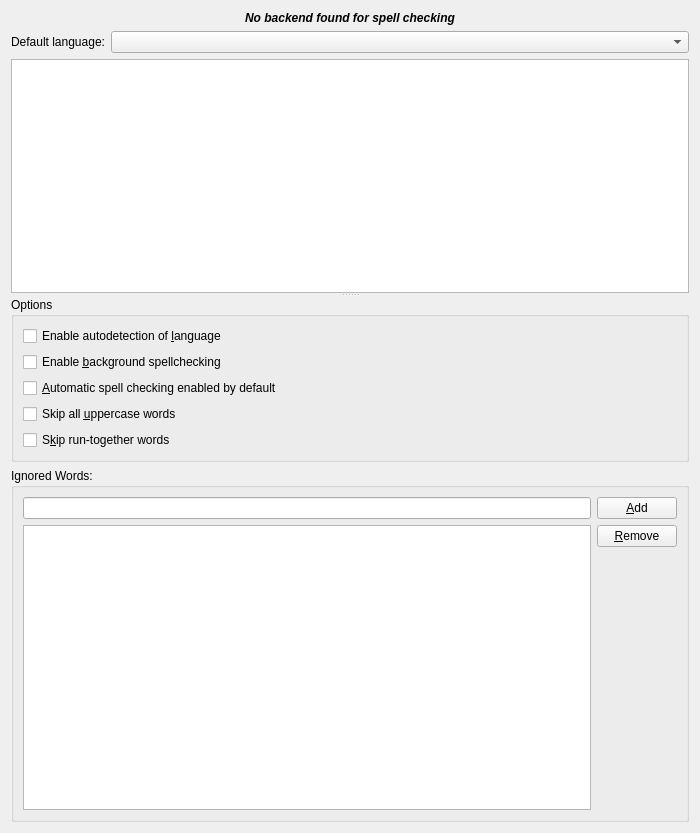
KDE/sonnet, file src/ui/configui.ui: the form before one commit.
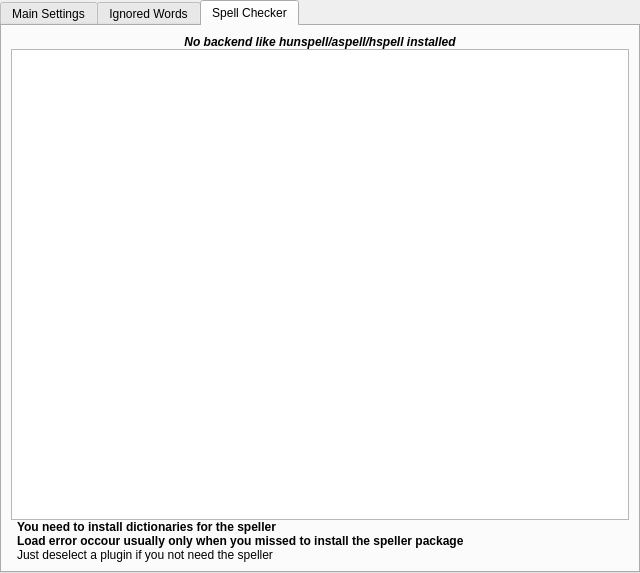
The form after the commit. The open tabs and pages were chosen to show the change. Icons and pictures are not drawn. Custom widgets are drawn as their Qt base class.

Commit message:
Give the user options not to load plugins and more info about spellers
- Split settings dialog into tabs
- Show info about available dictionaries per speller
- Give hints how to handle problems
- Move no-backend warning to plugin tab, tab is switched to if needed
- Show some info labels only when useful
- Use tr for traslation, is that OK?

            (not exact but now is a hint about missing dictionaries)

Patch:
```diff
--- a/src/ui/configui.ui
+++ b/src/ui/configui.ui
@@ -8,29 +8,34 @@
    <rect>
     <x>0</x>
     <y>0</y>
-    <width>700</width>
-    <height>833</height>
+    <width>640</width>
+    <height>573</height>
    </rect>
   </property>
+  <layout class="QVBoxLayout" name="verticalLayout_6">
+   <property name="leftMargin">
+    <number>0</number>
+   </property>
+   <property name="topMargin">
+    <number>0</number>
+   </property>
+   <property name="rightMargin">
+    <number>0</number>
+   </property>
+   <property name="bottomMargin">
+    <number>0</number>
+   </property>
+   <item>
+    <widget class="QTabWidget" name="m_tabWidget">
+     <property name="currentIndex">
+      <number>0</number>
+     </property>
+     <widget class="QWidget" name="mainPage" native="true">
+      <attribute name="title">
+       <string>Main Settings</string>
+      </attribute>
   <layout class="QGridLayout" name="gridLayout">
-   <item row="0" column="0" colspan="2">
-    <widget class="QLabel" name="nobackendfound">
-     <property name="font">
-      <font>
-       <weight>75</weight>
-       <italic>true</italic>
-       <bold>true</bold>
-      </font>
-     </property>
-     <property name="text">
-      <string>No backend found for spell checking</string>
-     </property>
-     <property name="alignment">
-      <set>Qt::AlignCenter</set>
-     </property>
-    </widget>
-   </item>
-   <item row="1" column="0">
+       <item row="0" column="0">
     <widget class="QLabel" name="textLabel1">
      <property name="text">
       <string>Default language:</string>
@@ -38,9 +43,12 @@
      <property name="alignment">
       <set>Qt::AlignRight|Qt::AlignTrailing|Qt::AlignVCenter</set>
      </property>
-    </widget>
-   </item>
-   <item row="1" column="1">
+         <property name="margin">
+          <number>6</number>
+         </property>
+        </widget>
+       </item>
+       <item row="0" column="1">
     <widget class="Sonnet::DictionaryComboBox" name="m_langCombo">
      <property name="sizePolicy">
       <sizepolicy hsizetype="Expanding" vsizetype="Fixed">
@@ -50,56 +58,57 @@
      </property>
     </widget>
    </item>
-   <item row="2" column="0" colspan="2">
-    <widget class="QSplitter" name="splitter">
-     <property name="orientation">
-      <enum>Qt::Vertical</enum>
-     </property>
-     <property name="childrenCollapsible">
-      <bool>true</bool>
-     </property>
+       <item row="1" column="0" colspan="2">
+        <widget class="QGroupBox" name="languageGroupBox">
+         <property name="title">
+          <string>Choose Preferred Languages</string>
+         </property>
+         <layout class="QVBoxLayout" name="verticalLayout_5">
+          <item>
      <widget class="QListWidget" name="languageList">
       <property name="toolTip">
        <string>Choose your preferred languages</string>
       </property>
      </widget>
-     <widget class="QWidget" name="layoutWidget">
-      <layout class="QVBoxLayout" name="verticalLayout_2">
-       <item>
-        <widget class="QGroupBox" name="groupBox1">
+          </item>
+         </layout>
+        </widget>
+       </item>
+       <item row="2" column="0" colspan="2">
+        <widget class="QGroupBox" name="optionsGroupBox">
          <property name="title">
           <string>Options</string>
          </property>
-         <layout class="QGridLayout">
-          <item row="2" column="0">
+         <layout class="QVBoxLayout" name="verticalLayout_4">
+          <item>
            <widget class="QCheckBox" name="kcfg_autodetectLanguage">
             <property name="text">
              <string>Enable autodetection of &amp;language</string>
             </property>
            </widget>
           </item>
-          <item row="3" column="0">
+          <item>
            <widget class="QCheckBox" name="kcfg_backgroundCheckerEnabled">
             <property name="text">
              <string>Enable &amp;background spellchecking</string>
             </property>
            </widget>
           </item>
-          <item row="4" column="0">
+          <item>
            <widget class="QCheckBox" name="kcfg_checkerEnabledByDefault">
             <property name="text">
              <string>&amp;Automatic spell checking enabled by default</string>
             </property>
            </widget>
           </item>
-          <item row="5" column="0">
+          <item>
            <widget class="QCheckBox" name="kcfg_skipUppercase">
             <property name="text">
              <string>Skip all &amp;uppercase words</string>
             </property>
            </widget>
           </item>
-          <item row="6" column="0">
+          <item>
            <widget class="QCheckBox" name="kcfg_skipRunTogether">
             <property name="text">
              <string>S&amp;kip run-together words</string>
@@ -109,17 +118,13 @@
          </layout>
         </widget>
        </item>
-       <item>
-        <widget class="QGroupBox" name="groupBox">
-         <property name="title">
-          <string>Ignored Words:</string>
-         </property>
-         <layout class="QVBoxLayout" name="verticalLayout">
-          <item>
-           <layout class="QGridLayout" name="ignoredWordsLayout">
-            <item row="1" column="0">
-             <widget class="QListWidget" name="ignoreListWidget"/>
-            </item>
+      </layout>
+     </widget>
+     <widget class="QWidget" name="wordsPage">
+      <attribute name="title">
+       <string>Ignored Words</string>
+      </attribute>
+      <layout class="QGridLayout" name="gridLayout_2">
             <item row="0" column="0">
              <widget class="QLineEdit" name="newIgnoreEdit"/>
             </item>
@@ -134,9 +139,10 @@
               </property>
              </widget>
             </item>
+       <item row="1" column="0" rowspan="2">
+        <widget class="QListWidget" name="ignoreListWidget"/>
+       </item>
             <item row="1" column="1">
-             <layout class="QVBoxLayout" name="removeButtonLayout">
-              <item>
                <widget class="QPushButton" name="removeButton">
                 <property name="text">
                  <string>&amp;Remove</string>
@@ -147,7 +153,7 @@
                 </property>
                </widget>
               </item>
-              <item>
+       <item row="2" column="1">
                <spacer name="verticalSpacer">
                 <property name="orientation">
                  <enum>Qt::Vertical</enum>
@@ -155,16 +161,105 @@
                 <property name="sizeHint" stdset="0">
                  <size>
                   <width>20</width>
-                  <height>40</height>
+           <height>433</height>
                  </size>
                 </property>
                </spacer>
               </item>
              </layout>
-            </item>
-           </layout>
-          </item>
-         </layout>
+     </widget>
+     <widget class="QWidget" name="m_pluginsPage" native="true">
+      <attribute name="title">
+       <string>Spell Checker</string>
+      </attribute>
+      <layout class="QVBoxLayout" name="verticalLayout">
+       <property name="spacing">
+        <number>0</number>
+       </property>
+       <item>
+        <widget class="QLabel" name="m_nobackendLabel">
+         <property name="font">
+          <font>
+           <weight>75</weight>
+           <italic>true</italic>
+           <bold>true</bold>
+          </font>
+         </property>
+         <property name="text">
+          <string>No backend like hunspell/aspell/hspell installed</string>
+         </property>
+         <property name="alignment">
+          <set>Qt::AlignCenter</set>
+         </property>
+        </widget>
+       </item>
+       <item>
+        <widget class="QListWidget" name="m_pluginList"/>
+       </item>
+       <item>
+        <widget class="QLabel" name="m_noDictLabel">
+         <property name="font">
+          <font>
+           <weight>75</weight>
+           <bold>true</bold>
+          </font>
+         </property>
+         <property name="text">
+          <string>You need to install dictionaries for the speller</string>
+         </property>
+         <property name="wordWrap">
+          <bool>true</bool>
+         </property>
+         <property name="margin">
+          <number>0</number>
+         </property>
+         <property name="indent">
+          <number>6</number>
+         </property>
+        </widget>
+       </item>
+       <item>
+        <widget class="QLabel" name="m_failLoadLabel">
+         <property name="font">
+          <font>
+           <weight>75</weight>
+           <bold>true</bold>
+          </font>
+         </property>
+         <property name="text">
+          <string>Load error occour usually only when you missed to install the speller package</string>
+         </property>
+         <property name="wordWrap">
+          <bool>true</bool>
+         </property>
+         <property name="margin">
+          <number>0</number>
+         </property>
+         <property name="indent">
+          <number>6</number>
+         </property>
+        </widget>
+       </item>
+       <item>
+        <widget class="QLabel" name="m_deselectTipLabel">
+         <property name="font">
+          <font>
+           <weight>50</weight>
+           <bold>false</bold>
+          </font>
+         </property>
+         <property name="text">
+          <string>Just deselect a plugin if you not need the speller</string>
+         </property>
+         <property name="wordWrap">
+          <bool>true</bool>
+         </property>
+         <property name="margin">
+          <number>0</number>
+         </property>
+         <property name="indent">
+          <number>6</number>
+         </property>
         </widget>
        </item>
       </layout>
```
Lines whose indentation alone changed are shown as unchanged. The commit also changes 7 other files.
